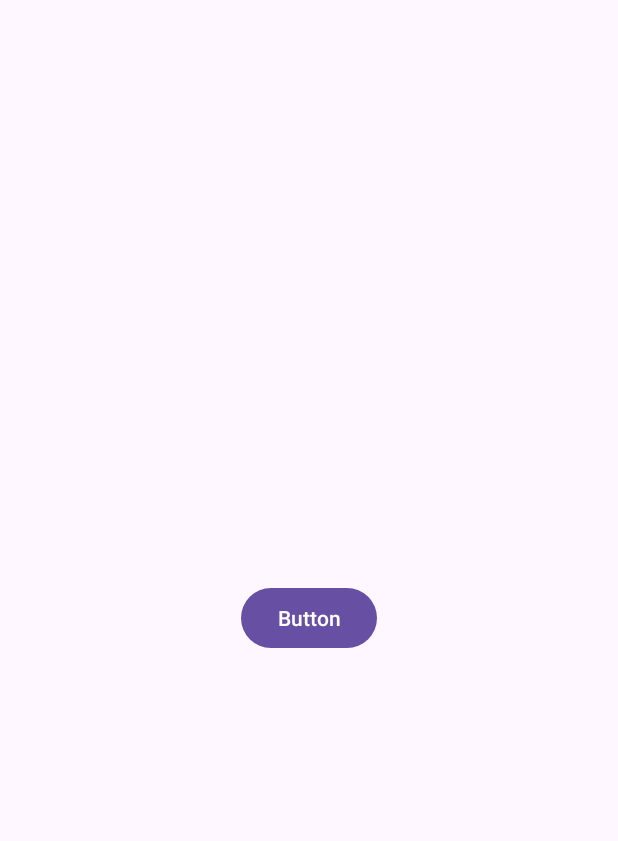
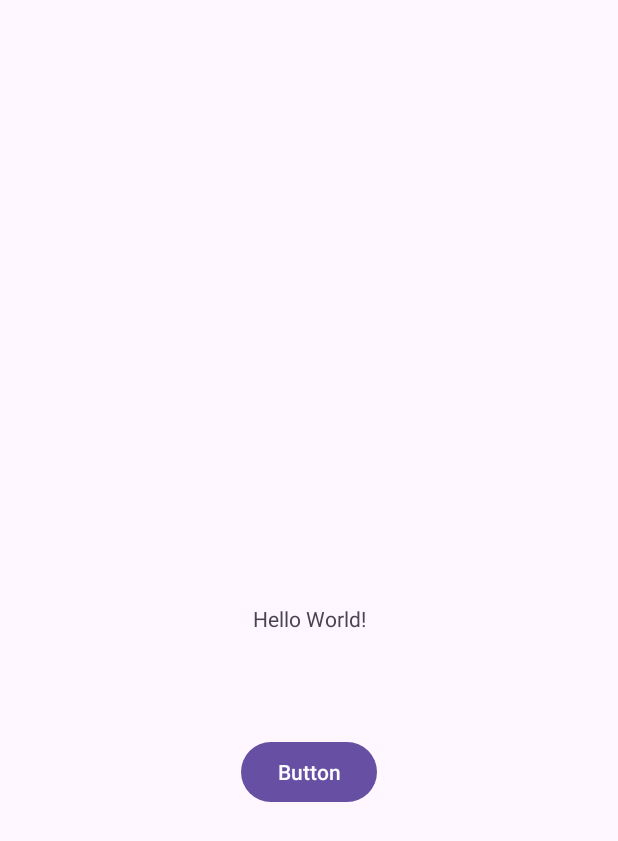
Before and after one commit to Artixsss/7_ShitovGanin_PR-22.102, an Android app: the screen it shows after launch (MainActivity), on a phone screen of 412 x 824 dp. Shown: the top 841 px of the screen. Run offline under Robolectric (Android 15) with nearby library versions, the phone set to English and light mode, and no system bars.

Commit message:
Подвинул кнопку

```diff
--- a/app/src/main/res/layout/activity_main.xml
+++ b/app/src/main/res/layout/activity_main.xml
@@ -25,6 +25,7 @@
         app:layout_constraintBottom_toBottomOf="parent"
         app:layout_constraintEnd_toEndOf="parent"
         app:layout_constraintStart_toStartOf="parent"
-        app:layout_constraintTop_toTopOf="parent" />
+        app:layout_constraintTop_toTopOf="parent"
+        app:layout_constraintVertical_bias="0.632" />
 
 </androidx.constraintlayout.widget.ConstraintLayout>
```
